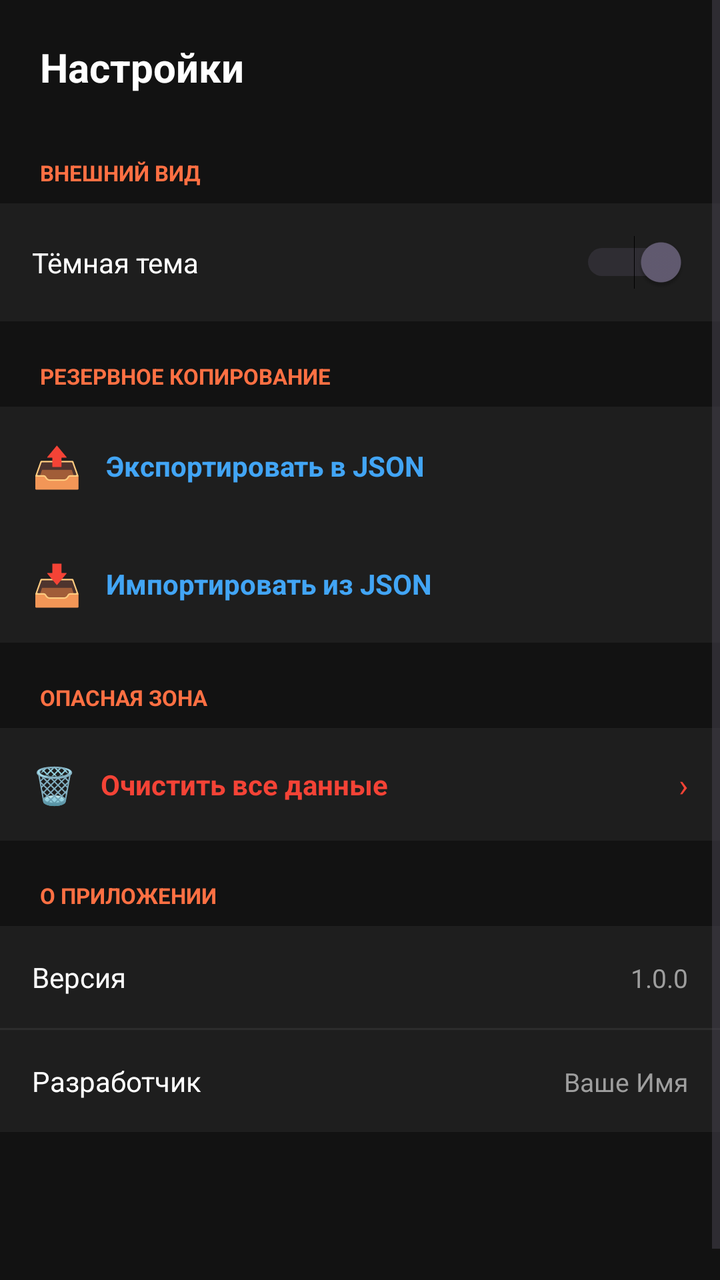
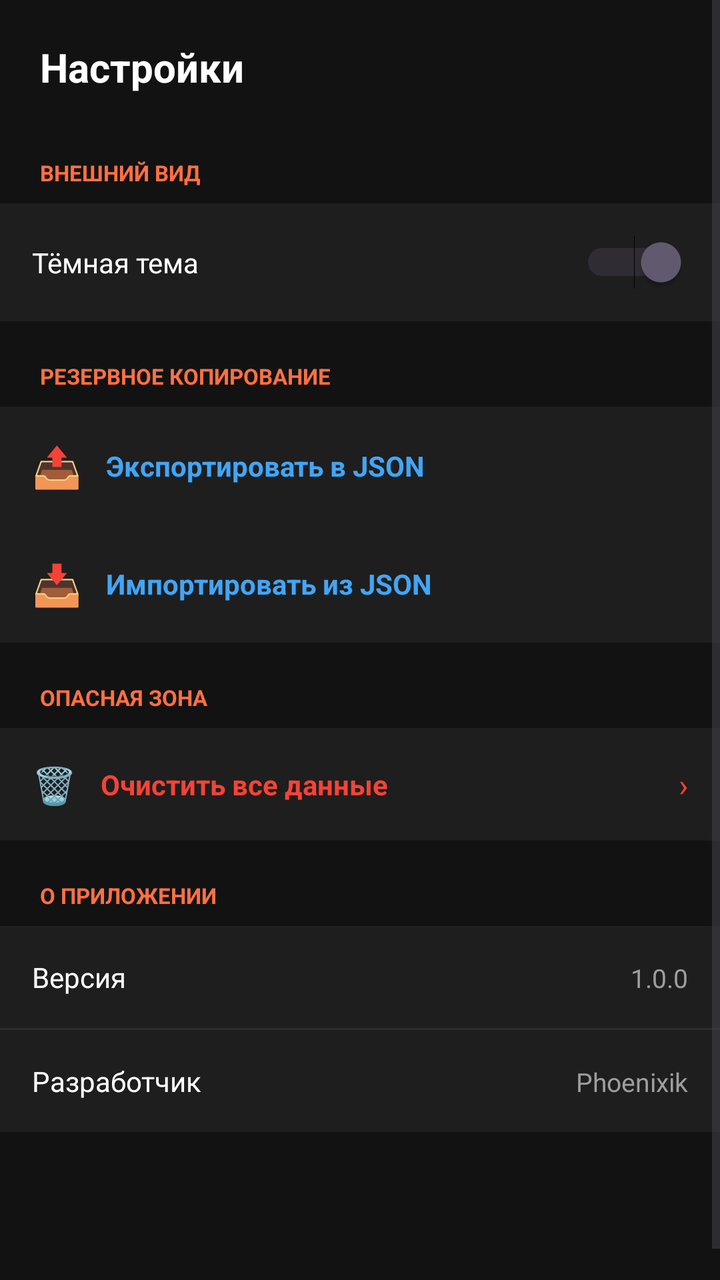

Two renders of the same Android screen: before a commit and after it. Below are the layout's source before the change and the commit's diff.
<!-- AndroidManifest.xml: application theme Theme.Application -->
<!-- res/layout/fragment_settings.xml -->
<?xml version="1.0" encoding="utf-8"?>
<androidx.constraintlayout.widget.ConstraintLayout
    xmlns:android="http://schemas.android.com/apk/res/android"
    xmlns:app="http://schemas.android.com/apk/res-auto"
    android:layout_width="match_parent"
    android:layout_height="match_parent"
    android:background="#121212">

    <ScrollView
        android:layout_width="0dp"
        android:layout_height="0dp"
        app:layout_constraintTop_toTopOf="parent"
        app:layout_constraintBottom_toBottomOf="parent"
        app:layout_constraintStart_toStartOf="parent"
        app:layout_constraintEnd_toEndOf="parent">

        <LinearLayout
            android:layout_width="match_parent"
            android:layout_height="wrap_content"
            android:orientation="vertical"
            android:paddingBottom="90dp">

            <TextView
                android:layout_width="wrap_content"
                android:layout_height="wrap_content"
                android:layout_margin="20dp"
                android:text="Настройки"
                android:textColor="#FFFFFF"
                android:textSize="20sp"
                android:textStyle="bold" />

            
            <TextView
                android:layout_width="wrap_content"
                android:layout_height="wrap_content"
                android:layout_marginStart="20dp"
                android:layout_marginTop="12dp"
                android:text="ВНЕШНИЙ ВИД"
                android:textColor="#FF7043"
                android:textSize="11sp"
                android:textStyle="bold" />

            <LinearLayout
                android:layout_width="match_parent"
                android:layout_height="wrap_content"
                android:layout_marginTop="8dp"
                android:background="#1E1E1E"
                android:gravity="center_vertical"
                android:orientation="horizontal"
                android:padding="16dp">

                <TextView
                    android:layout_width="0dp"
                    android:layout_height="wrap_content"
                    android:layout_weight="1"
                    android:text="Тёмная тема"
                    android:textColor="#FFFFFF"
                    android:textSize="14sp" />

                <Switch
                    android:id="@+id/switchDarkTheme"
                    android:layout_width="wrap_content"
                    android:layout_height="wrap_content"
                    android:checked="true" />
            </LinearLayout>

            
            <TextView
                android:layout_width="wrap_content"
                android:layout_height="wrap_content"
                android:layout_marginStart="20dp"
                android:layout_marginTop="20dp"
                android:text="РЕЗЕРВНОЕ КОПИРОВАНИЕ"
                android:textColor="#FF7043"
                android:textSize="11sp"
                android:textStyle="bold" />

            <LinearLayout
                android:id="@+id/rowExport"
                android:layout_width="match_parent"
                android:layout_height="wrap_content"
                android:layout_marginTop="8dp"
                android:background="#1E1E1E"
                android:gravity="center_vertical"
                android:orientation="horizontal"
                android:padding="16dp">

                <TextView
                    android:layout_width="wrap_content"
                    android:layout_height="wrap_content"
                    android:text="📤"
                    android:textSize="20sp" />

                <TextView
                    android:layout_width="0dp"
                    android:layout_height="wrap_content"
                    android:layout_marginStart="12dp"
                    android:layout_weight="1"
                    android:text="Экспортировать в JSON"
                    android:textColor="#42A5F5"
                    android:textSize="14sp"
                    android:textStyle="bold" />
            </LinearLayout>

            <LinearLayout
                android:id="@+id/rowImport"
                android:layout_width="match_parent"
                android:layout_height="wrap_content"
                android:background="#1E1E1E"
                android:gravity="center_vertical"
                android:orientation="horizontal"
                android:padding="16dp">

                <TextView
                    android:layout_width="wrap_content"
                    android:layout_height="wrap_content"
                    android:text="📥"
                    android:textSize="20sp" />

                <TextView
                    android:layout_width="0dp"
                    android:layout_height="wrap_content"
                    android:layout_marginStart="12dp"
                    android:layout_weight="1"
                    android:text="Импортировать из JSON"
                    android:textColor="#42A5F5"
                    android:textSize="14sp"
                    android:textStyle="bold" />
            </LinearLayout>

            
            <TextView
                android:layout_width="wrap_content"
                android:layout_height="wrap_content"
                android:layout_marginStart="20dp"
                android:layout_marginTop="20dp"
                android:text="ОПАСНАЯ ЗОНА"
                android:textColor="#FF7043"
                android:textSize="11sp"
                android:textStyle="bold" />

            <LinearLayout
                android:id="@+id/rowClear"
                android:layout_width="match_parent"
                android:layout_height="wrap_content"
                android:layout_marginTop="8dp"
                android:background="#1E1E1E"
                android:gravity="center_vertical"
                android:orientation="horizontal"
                android:padding="16dp">

                <TextView
                    android:layout_width="wrap_content"
                    android:layout_height="wrap_content"
                    android:text="🗑"
                    android:textSize="18sp" />

                <TextView
                    android:layout_width="0dp"
                    android:layout_height="wrap_content"
                    android:layout_marginStart="12dp"
                    android:layout_weight="1"
                    android:text="Очистить все данные"
                    android:textColor="#F44336"
                    android:textSize="14sp"
                    android:textStyle="bold" />

                <TextView
                    android:layout_width="wrap_content"
                    android:layout_height="wrap_content"
                    android:text="›"
                    android:textColor="#F44336"
                    android:textSize="16sp" />
            </LinearLayout>

            
            <TextView
                android:layout_width="wrap_content"
                android:layout_height="wrap_content"
                android:layout_marginStart="20dp"
                android:layout_marginTop="20dp"
                android:text="О ПРИЛОЖЕНИИ"
                android:textColor="#FF7043"
                android:textSize="11sp"
                android:textStyle="bold" />

            <LinearLayout
                android:layout_width="match_parent"
                android:layout_height="wrap_content"
                android:layout_marginTop="8dp"
                android:background="#1E1E1E"
                android:orientation="vertical">

                <LinearLayout
                    android:layout_width="match_parent"
                    android:layout_height="wrap_content"
                    android:orientation="horizontal"
                    android:padding="16dp">

                    <TextView
                        android:layout_width="0dp"
                        android:layout_height="wrap_content"
                        android:layout_weight="1"
                        android:text="Версия"
                        android:textColor="#FFFFFF"
                        android:textSize="14sp" />

                    <TextView
                        android:layout_width="wrap_content"
                        android:layout_height="wrap_content"
                        android:text="1.0.0"
                        android:textColor="#9E9E9E"
                        android:textSize="13sp" />
                </LinearLayout>

                <View
                    android:layout_width="match_parent"
                    android:layout_height="1dp"
                    android:background="#2C2C2C" />

                <LinearLayout
                    android:layout_width="match_parent"
                    android:layout_height="wrap_content"
                    android:orientation="horizontal"
                    android:padding="16dp">

                    <TextView
                        android:layout_width="0dp"
                        android:layout_height="wrap_content"
                        android:layout_weight="1"
                        android:text="Разработчик"
                        android:textColor="#FFFFFF"
                        android:textSize="14sp" />

                    <TextView
                        android:layout_width="wrap_content"
                        android:layout_height="wrap_content"
                        android:text="Ваше Имя"
                        android:textColor="#9E9E9E"
                        android:textSize="13sp" />
                </LinearLayout>
            </LinearLayout>

        </LinearLayout>
    </ScrollView>
</androidx.constraintlayout.widget.ConstraintLayout>
<!-- resources referenced by this layout -->
<resources>
  <style name="Theme.Application" parent="Base.Theme.Application" />
  <style name="Base.Theme.Application" parent="Theme.Material3.DayNight.NoActionBar">
          
          
      </style>
</resources>

<!-- the commit's change to res/layout/fragment_settings.xml (unified diff, before → after) -->
@@ -235,7 +235,7 @@
                     <TextView
                         android:layout_width="wrap_content"
                         android:layout_height="wrap_content"
-                        android:text="Ваше Имя"
+                        android:text="Phoenixik"
                         android:textColor="#9E9E9E"
                         android:textSize="13sp" />
                 </LinearLayout>
